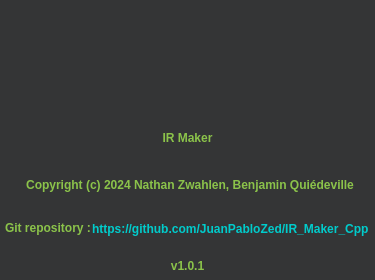
Qt form about.ui (JuanPabloZed/IR_Maker_Cpp) before a commit.
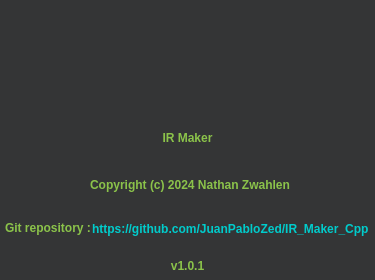
The same form after that commit. Icons and pictures are not drawn.

```diff
--- a/about.ui
+++ b/about.ui
@@ -260,7 +260,7 @@
     </rect>
    </property>
    <property name="text">
-    <string>Copyright (c) 2024 Nathan Zwahlen, Benjamin Quiédeville</string>
+    <string>Copyright (c) 2024 Nathan Zwahlen</string>
    </property>
    <property name="alignment">
     <set>Qt::AlignCenter</set>
```
